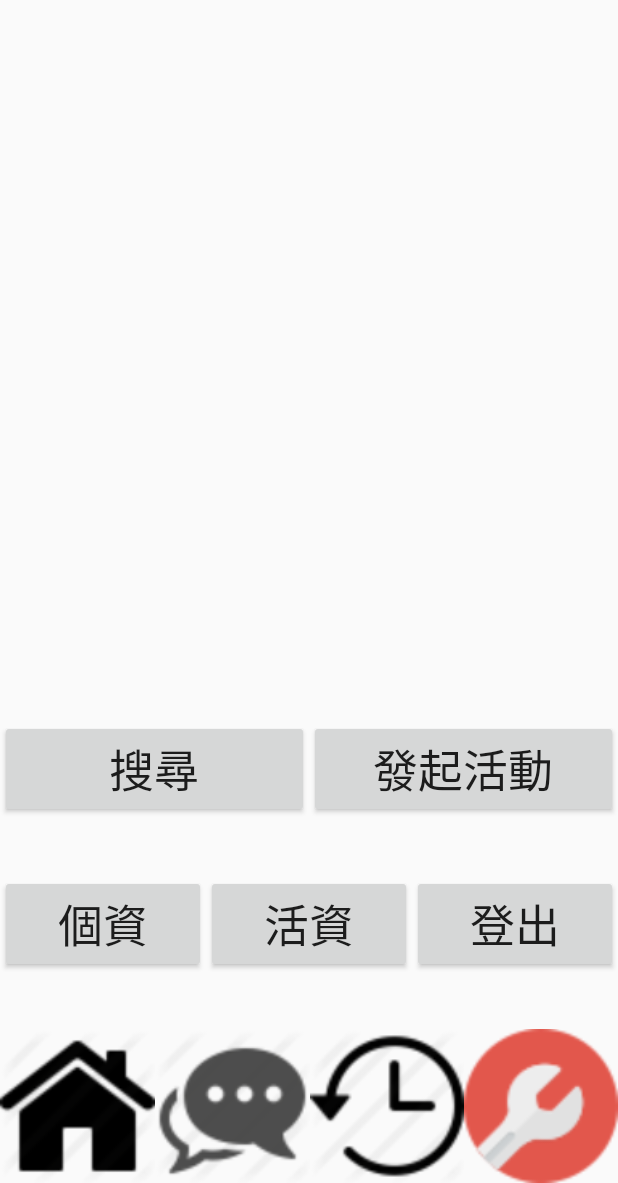
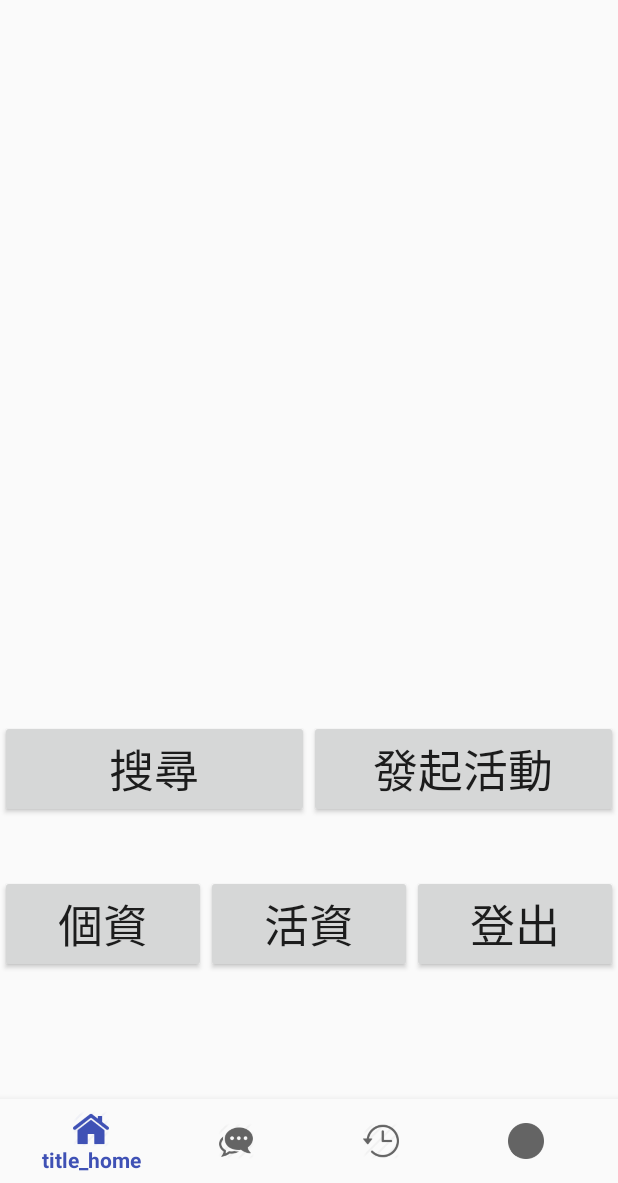
Before and after one commit to rafm0913/III_database, an Android app: the ActMain screen opened directly, with no data from a screen before it, on a phone screen of 412 x 824 dp, the part 53-1236 px from its top. Run offline under Robolectric (Android 15) with nearby library versions, the phone set to English and light mode, and no system bars.

Commit message:
alice
navigationbar+fragment

```diff
--- a/AndroidLittleHappy/app/src/main/java/tw/org/iii/androidlittlehappy/ActMain.java
+++ b/AndroidLittleHappy/app/src/main/java/tw/org/iii/androidlittlehappy/ActMain.java
@@ -1,24 +1,30 @@
 package tw.org.iii.androidlittlehappy;
 
 import android.Manifest;
+import android.app.Fragment;
 import android.content.Intent;
 import android.content.SharedPreferences;
 import android.content.pm.PackageManager;
+import android.support.annotation.NonNull;
+import android.support.design.widget.BottomNavigationView;
 import android.support.v4.app.ActivityCompat;
 import android.support.v4.app.FragmentActivity;
 import android.os.Bundle;
+import android.app.FragmentManager;
+import android.app.FragmentTransaction;
+import android.view.MenuItem;
 import android.view.View;
 import android.widget.Button;
 
 import com.google.android.gms.maps.CameraUpdateFactory;
 import com.google.android.gms.maps.GoogleMap;
 import com.google.android.gms.maps.OnMapReadyCallback;
-import com.google.android.gms.maps.SupportMapFragment;
+import com.google.android.gms.maps.MapFragment;
 import com.google.android.gms.maps.model.BitmapDescriptorFactory;
 import com.google.android.gms.maps.model.LatLng;
 import com.google.android.gms.maps.model.MarkerOptions;
 
-public class ActMain extends FragmentActivity implements OnMapReadyCallback {
+public class ActMain extends FragmentActivity  {
 
 
     private View.OnClickListener btnNewActivity_Click = new View.OnClickListener() {
@@ -57,7 +63,39 @@ public class ActMain extends FragmentActivity implements OnMapReadyCallback {
         }
     };
 
+    public BottomNavigationView.OnNavigationItemSelectedListener mOnNavigationItemSelectedListener
+            = new BottomNavigationView.OnNavigationItemSelectedListener() {
 
+        @Override
+        public boolean onNavigationItemSelected(@NonNull MenuItem item) {
+
+            switch (item.getItemId()) {
+                case R.id.navigation_home:
+                    mapFragment = MapFragment.newInstance();
+                    fragmentManager = getFragmentManager();
+                    fragmentTransaction = fragmentManager.beginTransaction();
+                    fragmentTransaction.replace(R.id.content, mapFragment).commit();
+
+                    return true;
+                case R.id.navigation_chat:
+
+                    return true;
+                case R.id.navigation_history:
+
+                    return true;
+                case R.id.navigation_profile:
+
+                    profileFragment = new ProfileFragment();
+                    fragmentManager = getFragmentManager();
+                    fragmentTransaction = fragmentManager.beginTransaction();
+                    fragmentTransaction.replace(R.id.content, profileFragment).commit();
+                    return true;
+
+            }
+            return false;
+        }
+
+    };
 
 
 
@@ -66,9 +104,9 @@ public class ActMain extends FragmentActivity implements OnMapReadyCallback {
         super.onCreate(savedInstanceState);
         setContentView(R.layout.actmain);
         // Obtain the SupportMapFragment and get notified when the map is ready to be used.
-        SupportMapFragment mapFragment = (SupportMapFragment) getSupportFragmentManager()
-                .findFragmentById(R.id.map);
-        mapFragment.getMapAsync(this);
+//        SupportMapFragment mapFragment = (SupportMapFragment) getSupportFragmentManager()
+//                .findFragmentById(R.id.map);
+//        mapFragment.getMapAsync(this);
         Initialcomponent();
     }
 
@@ -82,42 +120,25 @@ public class ActMain extends FragmentActivity implements OnMapReadyCallback {
      * it inside the SupportMapFragment. This method will only be triggered once the user has
      * installed Google Play services and returned to the app.
      */
-    @Override
-    public void onMapReady(GoogleMap googleMap) {
-        mMap = googleMap;
 
-        // Add a marker in Sydney and move the camera
-        // LatLng sydney = new LatLng(-34, 151);
-        LatLng III = new LatLng(22.628216, 120.293043);
-        LatLng user1 = new LatLng(22.627230, 120.292534);
-        mMap.addMarker(new MarkerOptions().position(III).title("南區資策會")).setIcon(BitmapDescriptorFactory.fromResource(R.drawable.penguin));
-        mMap.addMarker(new MarkerOptions().position(user1).title("咖啡買一送一")).setIcon(BitmapDescriptorFactory.fromResource(R.drawable.coffee));
-        mMap.moveCamera(CameraUpdateFactory.newLatLngZoom(III, 18));
-        mMap.moveCamera(CameraUpdateFactory.newLatLngZoom(user1, 18));
-
-        if (ActivityCompat.checkSelfPermission(this, Manifest.permission.ACCESS_FINE_LOCATION) != PackageManager.PERMISSION_GRANTED && ActivityCompat.checkSelfPermission(this, Manifest.permission.ACCESS_COARSE_LOCATION) != PackageManager.PERMISSION_GRANTED) {
-            // TODO: Consider calling
-            //    ActivityCompat#requestPermissions
-            // here to request the missing permissions, and then overriding
-            //   public void onRequestPermissionsResult(int requestCode, String[] permissions,
-            //                                          int[] grantResults)
-            // to handle the case where the user grants the permission. See the documentation
-            // for ActivityCompat#requestPermissions for more details.
-            return;
-        }
-        mMap.setMyLocationEnabled(true);
-    }
 
     private void Initialcomponent()
     {
-        btnLogOut = (Button)findViewById(R.id.btnLogOut);
-        btnLogOut.setOnClickListener(btnLogOut_click);
-        btnNewActivity=(Button) findViewById(R.id.btnNewActivity);
-        btnNewActivity.setOnClickListener(btnNewActivity_Click);
-        btnProfile=(Button) findViewById(R.id.btnProfile);
-        btnProfile.setOnClickListener(btnProfile_Click);
-        btnActivityInfo=(Button) findViewById(R.id.btnActivityInfo);
-        btnActivityInfo.setOnClickListener(btnActivityInfo_Click);
+//        btnLogOut = (Button)findViewById(R.id.btnLogOut);
+//        btnLogOut.setOnClickListener(btnLogOut_click);
+//        btnNewActivity=(Button) findViewById(R.id.btnNewActivity);
+//        btnNewActivity.setOnClickListener(btnNewActivity_Click);
+//        btnProfile=(Button) findViewById(R.id.btnProfile);
+//        btnProfile.setOnClickListener(btnProfile_Click);
+//        btnActivityInfo=(Button) findViewById(R.id.btnActivityInfo);
+//        btnActivityInfo.setOnClickListener(btnActivityInfo_Click);
+        mapFragment = MapFragment.newInstance();
+
+        navigation = (BottomNavigationView) findViewById(R.id.navigation);
+        navigation.setOnNavigationItemSelectedListener(mOnNavigationItemSelectedListener);
+        fragmentManager = getFragmentManager();
+        fragmentTransaction = fragmentManager.beginTransaction();
+        fragmentTransaction.add(R.id.content, mapFragment).commit();
 
 
     }
@@ -126,5 +147,10 @@ public class ActMain extends FragmentActivity implements OnMapReadyCallback {
     Button btnProfile;
     Button btnActivityInfo;
     GoogleMap mMap;
+    BottomNavigationView navigation;
+    FragmentManager fragmentManager;
+    FragmentTransaction fragmentTransaction;
+    Fragment mapFragment;
+    Fragment profileFragment;
 
 }
--- a/AndroidLittleHappy/app/src/main/res/layout/actmain.xml
+++ b/AndroidLittleHappy/app/src/main/res/layout/actmain.xml
@@ -3,18 +3,20 @@
 
 <LinearLayout android:layout_width="match_parent"
     android:layout_height="match_parent"
+    xmlns:app="http://schemas.android.com/apk/res-auto"
     android:orientation="vertical"
 
     xmlns:android="http://schemas.android.com/apk/res/android">
-    <fragment xmlns:android="http://schemas.android.com/apk/res/android"
-        xmlns:map="http://schemas.android.com/apk/res-auto"
-        xmlns:tools="http://schemas.android.com/tools"
-        android:id="@+id/map"
-        android:name="com.google.android.gms.maps.SupportMapFragment"
+    <FrameLayout
+
         android:layout_width="match_parent"
         android:layout_height="match_parent"
-        tools:context="com.example.user.myapplication.MapsActivity"
-        android:layout_weight="3"/>
+        android:layout_weight="3"
+        android:id="@+id/content">
+
+
+    </FrameLayout>
+
 
     <LinearLayout
         android:layout_width="match_parent"
@@ -63,33 +65,23 @@
             android:textSize="30dp"
             android:id="@+id/btnLogOut"/>
 
+
     </LinearLayout>
     <LinearLayout
         android:layout_width="match_parent"
         android:layout_height="match_parent"
         android:layout_weight="7"
-        android:orientation="horizontal"
+
         >
-        <Button
+        <android.support.design.widget.BottomNavigationView
+            android:id="@+id/navigation"
             android:layout_width="match_parent"
-            android:layout_height="match_parent"
-            android:layout_weight="1"
-            android:background="@drawable/homepage"/>
-        <Button
-            android:layout_width="match_parent"
-            android:layout_height="match_parent"
-            android:layout_weight="1"
-            android:background="@drawable/chat"/>
-        <Button
-            android:layout_width="match_parent"
-            android:layout_height="match_parent"
-            android:layout_weight="1"
-            android:background="@drawable/history"/>
-        <Button
-            android:layout_width="match_parent"
-            android:layout_height="match_parent"
-            android:layout_weight="1"
-            android:background="@drawable/setting"/>
+            android:layout_height="wrap_content"
+            android:layout_gravity="bottom"
+            android:background="?android:attr/windowBackground"
+            app:menu="@menu/navigation" />
+
+
 
     </LinearLayout>
 </LinearLayout>
--- /dev/null
+++ b/AndroidLittleHappy/app/src/main/res/menu/navigation.xml
@@ -0,0 +1,24 @@
+<?xml version="1.0" encoding="utf-8"?>
+<menu xmlns:android="http://schemas.android.com/apk/res/android">
+
+    <item
+        android:id="@+id/navigation_home"
+        android:icon="@drawable/homepage"
+        android:title="@string/title_home" />
+
+    <item
+        android:id="@+id/navigation_chat"
+        android:icon="@drawable/chat"
+        android:title="@string/title_chat" />
+
+    <item
+        android:id="@+id/navigation_history"
+        android:icon="@drawable/history"
+        android:title="@string/title_history" />
+    <item
+        android:id="@+id/navigation_profile"
+        android:icon="@drawable/setting"
+        android:title="@string/title_profile" />
+
+
+</menu>
--- a/AndroidLittleHappy/app/src/main/res/values/strings.xml
+++ b/AndroidLittleHappy/app/src/main/res/values/strings.xml
@@ -10,4 +10,11 @@
     <string name="btnLogin">登入</string>
     <string name="btnRegister">註冊</string>
     <string name="btnCancel">取消</string>
+    <string name="title_home">title_home</string>
+    <string name="title_chat">chat</string>
+    <string name="title_history">history</string>
+    <string name="title_profile">profile</string>
+
+    <!-- TODO: Remove or change this placeholder text -->
+    <string name="hello_blank_fragment">Hello blank fragment</string>
 </resources>
```
Also changed, not shown: AndroidLittleHappy/app/build.gradle (+6 -1 lines), AndroidLittleHappy/app/src/main/java/tw/org/iii/androidlittlehappy/MapFragment.java (added, +223 -0 lines), AndroidLittleHappy/app/src/main/java/tw/org/iii/androidlittlehappy/ProfileFragment.java (added, +99 -0 lines), AndroidLittleHappy/app/src/main/res/layout/fragment_map.xml (added, +19 -0 lines), AndroidLittleHappy/app/src/main/res/layout/fragment_profile.xml (added, +134 -0 lines).
